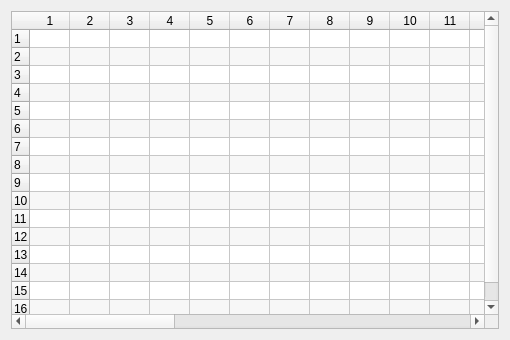
Above: src/gui/memory/memtable.ui from Arcachofo/SimulIDE-dev before the change. Below: the same form after it.
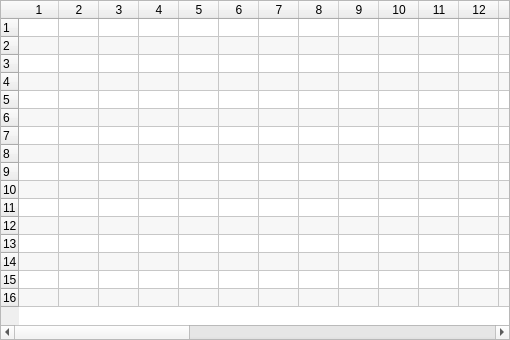
That is the form after the change.

Diff of the .ui file:
```diff
--- a/src/gui/memory/memtable.ui
+++ b/src/gui/memory/memtable.ui
@@ -20,6 +20,21 @@
    <string>Form</string>
   </property>
   <layout class="QVBoxLayout" name="verticalLayout">
+   <property name="spacing">
+    <number>0</number>
+   </property>
+   <property name="leftMargin">
+    <number>0</number>
+   </property>
+   <property name="topMargin">
+    <number>0</number>
+   </property>
+   <property name="rightMargin">
+    <number>0</number>
+   </property>
+   <property name="bottomMargin">
+    <number>0</number>
+   </property>
    <item>
     <widget class="QTableWidget" name="table">
      <property name="sizePolicy">
```
